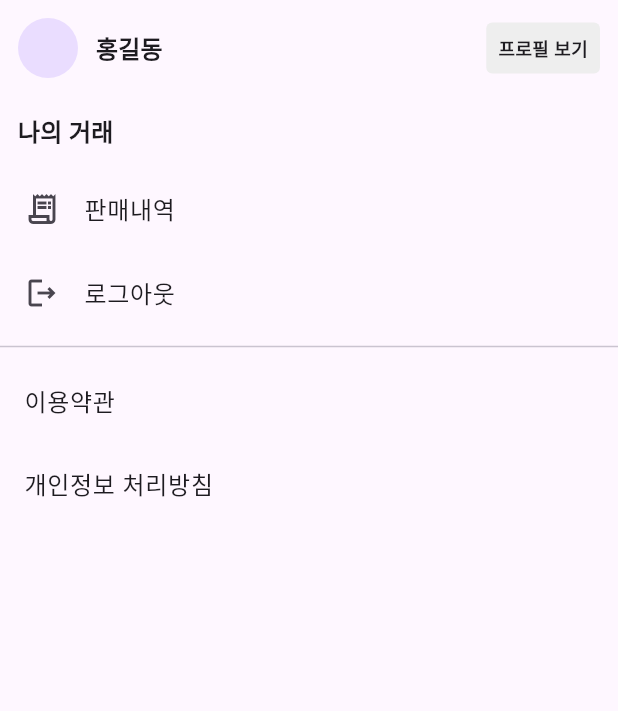
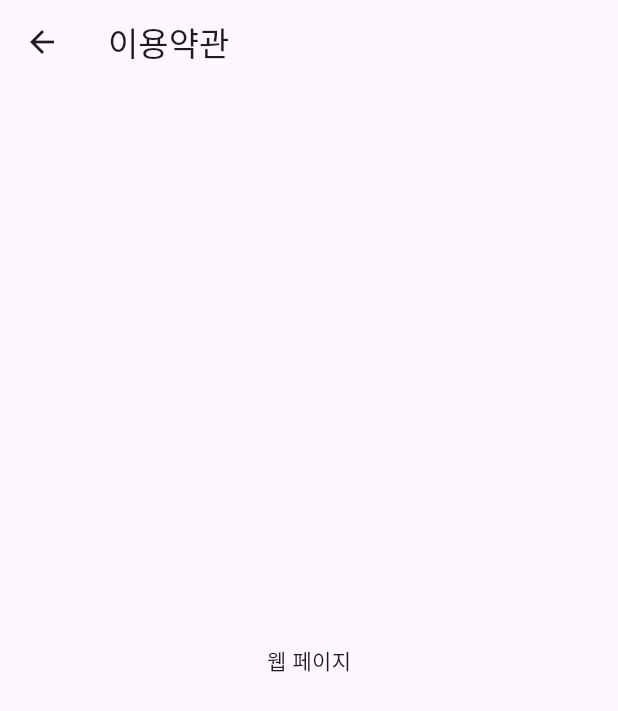
Before and after one commit to seungiloh5/tutorial_fullstack_dev, a Flutter app: the MyPage screen opened directly, after a tap on "이용약관", on a phone screen of 412 x 824 dp. Shown: the top 711 px of the screen. Run offline on Flutter 3.47's test engine with Material 3 defaults, Android fonts, the phone set to English and light mode, and no system bars; our stand-ins replace get; network calls fail; Roboto replaces fonts that are missing (Noto Sans).

Commit message:
풀스택 개발 6장-3.2 페이지 화면

```diff
--- a/carrot_flutter/lib/src/screens/my/mypage.dart
+++ b/carrot_flutter/lib/src/screens/my/mypage.dart
@@ -2,6 +2,7 @@ import 'package:flutter/material.dart';
 import 'package:get/get.dart';
 import '../../widgets/listitems/user_mypage.dart';
 import '../../models/user_model.dart';
+import '../../screens/my/webpage.dart';
 
 class MyPage extends StatelessWidget {
   const MyPage({super.key});
@@ -35,13 +36,13 @@ class MyPage extends StatelessWidget {
             ListTile(
               title: const Text('이용약관'),
               onTap: () {
-                // Get.to(() => const WebPage('이용약관', '/page/terms'));
+                Get.to(() => const WebPage('이용약관', '/page/terms'));
               },
             ),
             ListTile(
               title: const Text('개인정보 처리방침'),
               onTap: () {
-                // Get.to(() => const WebPage('개인정보 처리방침', '/page/policy'));
+                Get.to(() => const WebPage('개인정보 처리방침', '/page/policy'));
               },
             ),
           ],
--- /dev/null
+++ b/carrot_flutter/lib/src/screens/my/webpage.dart
@@ -0,0 +1,19 @@
+// import 'package:carrot_flutter/src/shared/global.dart';
+import 'package:flutter/material.dart';
+
+class WebPage extends StatelessWidget {
+  final String title;
+  final String url;
+  const WebPage(this.title, this.url, {super.key});
+
+  @override
+  Widget build(BuildContext context) {
+    return Scaffold(
+      appBar: AppBar(
+        title: Text(title),
+      ),
+      // body: Center(child: Text("페이지 로드: ${Global.baseUrl}$url")),
+      body: Center(child: Text('웹 페이지')),
+    );
+  }
+}
```
